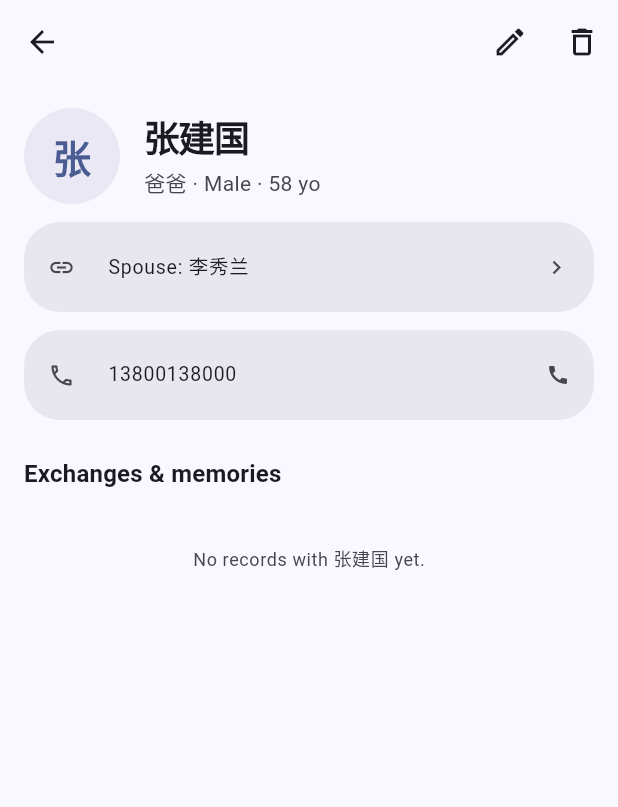
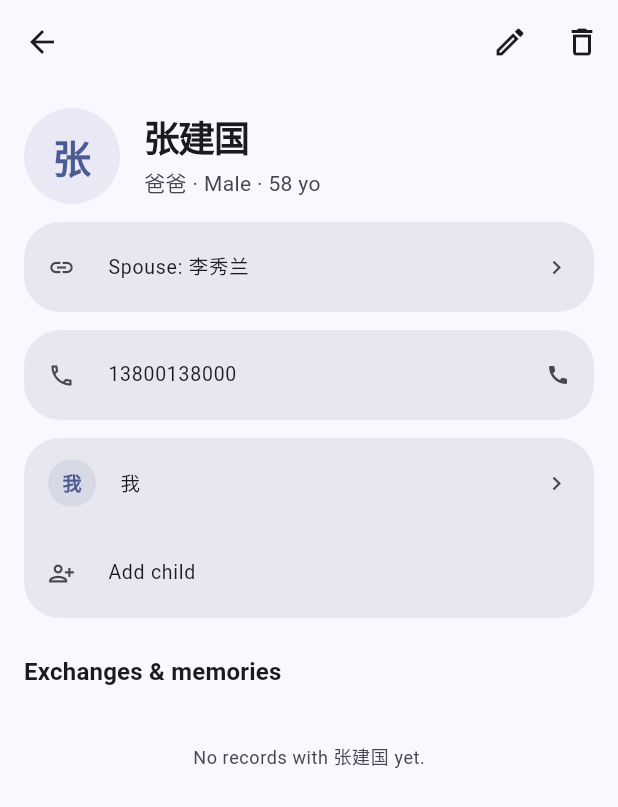
Before and after one commit to HONGJICAI/folks, a Flutter app: the screen it shows after launch, after a tap on an icon or button, on a phone screen of 412 x 824 dp. Shown: the top 807 px of the screen. Run offline on Flutter 3.47's test engine with Material 3 defaults, Android fonts, the phone set to English and light mode, and no system bars; our stand-ins replace image_picker; network calls fail.

Commit message:
feat: add children from a person's detail page

```diff
--- a/lib/l10n/app_en.arb
+++ b/lib/l10n/app_en.arb
@@ -58,7 +58,9 @@
   "relationFather": "Father",
   "relationMother": "Mother",
   "relationSpouse": "Spouse",
-  "relationNone": "None",
+  "sectionChildren": "Children",
+  "addChild": "Add child",
+  "chooseParentRole": "Is this parent the father or mother?",
   "exchangesTitle": "Exchanges",
   "youGave": "You gave",
   "youReceived": "You received",
@@ -82,7 +84,6 @@
   "labelYear": "Year",
   "labelMonth": "Month",
   "labelDay": "Day",
-  "valueNotSet": "Not set",
   "fieldTags": "Tags (space or comma separated)",
   "fieldTagsHint": "college roommate  cycling buddy",
   "fieldMemo": "Notes",
--- a/lib/l10n/app_localizations.dart
+++ b/lib/l10n/app_localizations.dart
@@ -380,11 +380,23 @@ abstract class AppLocalizations {
   /// **'Spouse'**
   String get relationSpouse;
 
-  /// No description provided for @relationNone.
+  /// No description provided for @sectionChildren.
   ///
   /// In en, this message translates to:
-  /// **'None'**
-  String get relationNone;
+  /// **'Children'**
+  String get sectionChildren;
+
+  /// No description provided for @addChild.
+  ///
+  /// In en, this message translates to:
+  /// **'Add child'**
+  String get addChild;
+
+  /// No description provided for @chooseParentRole.
+  ///
+  /// In en, this message translates to:
+  /// **'Is this parent the father or mother?'**
+  String get chooseParentRole;
 
   /// No description provided for @exchangesTitle.
   ///
@@ -505,12 +517,6 @@ abstract class AppLocalizations {
   /// In en, this message translates to:
   /// **'Day'**
   String get labelDay;
-
-  /// No description provided for @valueNotSet.
-  ///
-  /// In en, this message translates to:
-  /// **'Not set'**
-  String get valueNotSet;
 
   /// No description provided for @fieldTags.
   ///
--- a/lib/l10n/app_zh.arb
+++ b/lib/l10n/app_zh.arb
@@ -56,7 +56,9 @@
   "relationFather": "父亲",
   "relationMother": "母亲",
   "relationSpouse": "配偶",
-  "relationNone": "无",
+  "sectionChildren": "子女",
+  "addChild": "添加子女",
+  "chooseParentRole": "这位家长是孩子的父亲还是母亲？",
   "exchangesTitle": "人情往来",
   "youGave": "你支出",
   "youReceived": "你收到",
@@ -78,7 +80,6 @@
   "labelYear": "年",
   "labelMonth": "月",
   "labelDay": "日",
-  "valueNotSet": "未填写",
   "fieldTags": "标签（空格或逗号分隔）",
   "fieldTagsHint": "大学室友 骑行搭子",
   "fieldMemo": "备注",
--- a/lib/screens/person_detail.dart
+++ b/lib/screens/person_detail.dart
@@ -24,11 +24,12 @@ class PersonDetailPage extends StatefulWidget {
 }
 
 class _DetailData {
-  _DetailData(this.person, this.events, this.balance, this.byId);
+  _DetailData(this.person, this.events, this.balance, this.byId, this.children);
   final Person? person;
   final List<Event> events;
   final PersonBalance balance;
   final Map<int, Person> byId;
+  final List<Person> children; // 父/母指向该人的成员
 }
 
 class _PersonDetailPageState extends State<PersonDetailPage> {
@@ -101,12 +102,50 @@ class _PersonDetailPageState extends State<PersonDetailPage> {
     final events = await _repo.getEventsByPerson(widget.personId);
     final balance = await _repo.getBalanceWith(widget.personId);
     final all = await _repo.getAllPersons();
+    final children = all
+        .where((p) =>
+            p.fatherId == widget.personId || p.motherId == widget.personId)
+        .toList();
     return _DetailData(
       person,
       events,
       balance,
       {for (final p in all) p.id: p},
+      children,
     );
+  }
+
+  Future<void> _addChild(Person parent) async {
+    bool? isFather;
+    if (parent.gender == Gender.male) {
+      isFather = true;
+    } else if (parent.gender == Gender.female) {
+      isFather = false;
+    } else {
+      // 性别未知：问一下父/母（用户可取消）。
+      isFather = await showDialog<bool>(
+        context: context,
+        builder: (ctx) => AlertDialog(
+          title: Text(ctx.l10n.chooseParentRole),
+          actions: [
+            TextButton(
+                onPressed: () => Navigator.pop(ctx, true),
+                child: Text(ctx.l10n.relationFather)),
+            TextButton(
+                onPressed: () => Navigator.pop(ctx, false),
+                child: Text(ctx.l10n.relationMother)),
+          ],
+        ),
+      );
+      if (isFather == null) return; // 取消
+    }
+    if (!mounted) return;
+    final added = await Navigator.of(context).push<bool>(
+      MaterialPageRoute(
+          builder: (_) =>
+              PersonFormPage(parentOf: parent, parentIsFather: isFather)),
+    );
+    if (added == true) _reload();
   }
 
   @override
@@ -157,6 +196,14 @@ class _PersonDetailPageState extends State<PersonDetailPage> {
               if (person.group == PersonGroup.family)
                 _Relations(person: person, byId: data.byId, onTap: _open),
               _ContactInfo(person: person),
+              const SizedBox(height: Dim.gap),
+              _ChildrenSection(
+                children: data.children,
+                // 年龄已知且未满 18 则不显示「添加子女」（数据合理性软门槛）；年龄未知照常显示。
+                showAdd: (person.ageAt(DateTime.now()) ?? 99) >= 18,
+                onOpen: _open,
+                onAdd: () => _addChild(person),
+              ),
               if (data.balance.hasAny) ...[
                 const SizedBox(height: Dim.gap),
                 _BalancePanel(balance: data.balance),
@@ -281,6 +328,48 @@ class _Relations extends StatelessWidget {
   }
 }
 
+/// 子女区：列出父/母指向该人的成员，并提供「添加子女」（家族/圈子通用）。
+class _ChildrenSection extends StatelessWidget {
+  const _ChildrenSection(
+      {required this.children,
+      required this.showAdd,
+      required this.onOpen,
+      required this.onAdd});
+  final List<Person> children;
+  final bool showAdd;
+  final void Function(int personId) onOpen;
+  final VoidCallback onAdd;
+
+  @override
+  Widget build(BuildContext context) {
+    final t = context.l10n;
+    // 既无子女、又不允许添加 → 整块不显示。
+    if (children.isEmpty && !showAdd) return const SizedBox.shrink();
+    return Card(
+      clipBehavior: Clip.antiAlias,
+      child: Column(
+        children: [
+          for (final c in children)
+            ListTile(
+              dense: true,
+              leading: Avatar(name: c.name, photoPath: c.photoPath, radius: 16),
+              title: Text(c.displayName),
+              trailing: const Icon(Icons.chevron_right, size: 18),
+              onTap: () => onOpen(c.id),
+            ),
+          if (showAdd)
+            ListTile(
+              dense: true,
+              leading: const Icon(Icons.person_add_alt, size: 18),
+              title: Text(t.addChild),
+              onTap: onAdd,
+            ),
+        ],
+      ),
+    );
+  }
+}
+
 class _ContactInfo extends StatelessWidget {
   const _ContactInfo({required this.person});
   final Person person;
```
Also changed, not shown: lib/l10n/app_localizations_en.dart (+7 -4 lines), lib/l10n/app_localizations_zh.dart (+7 -4 lines), lib/screens/person_form.dart (+34 -7 lines), 1 other file.
